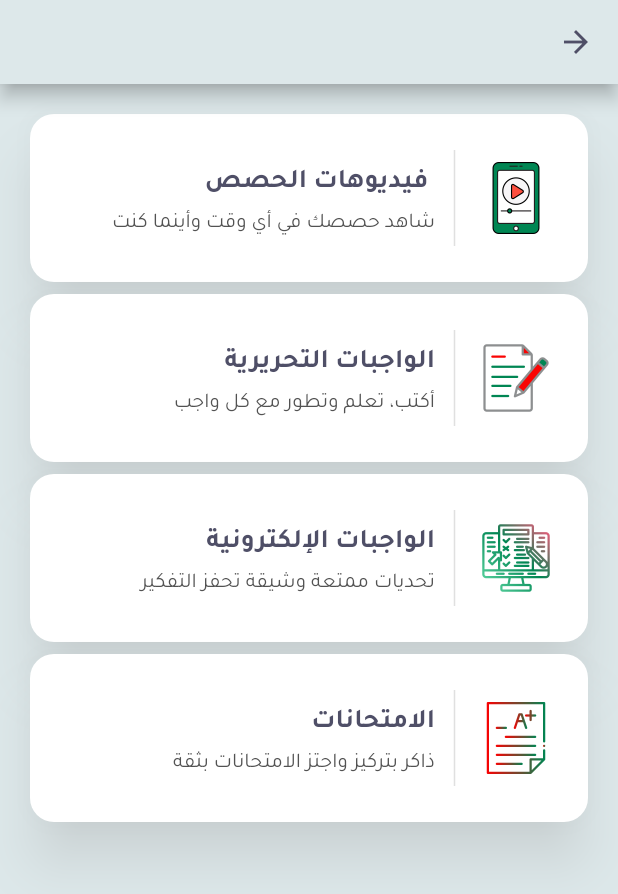
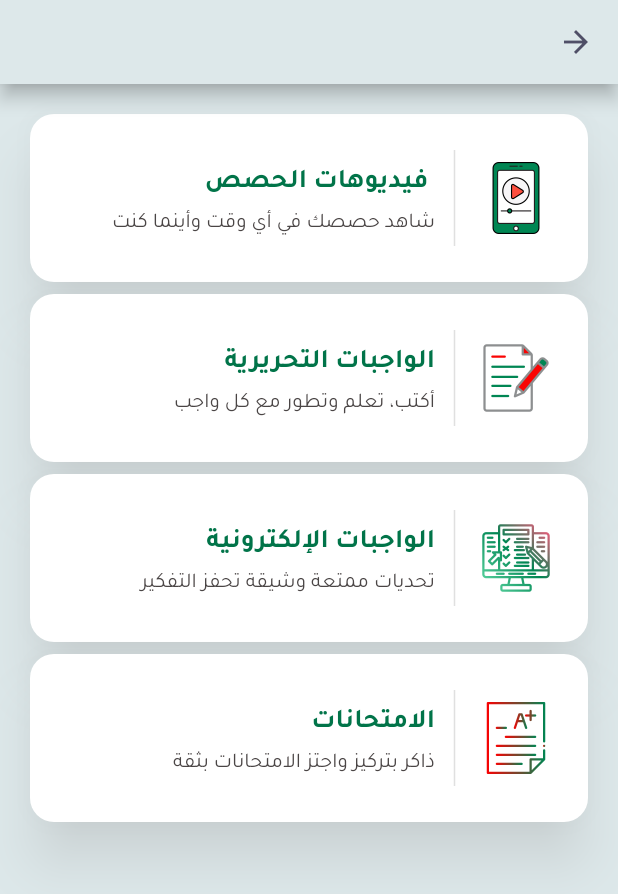
Before and after one commit to MohamedShaban977/sudanet_app_flutter, a Flutter app: the SubjectInfoScreen screen opened directly with empty values, on a phone screen of 412 x 824 dp. Shown: the top 894 px of the screen. Run offline on Flutter 3.47's test engine with Material 3 defaults, Android fonts, the phone set to English and light mode, and no system bars; our stand-ins replace bloc, dartz, device_info_plus, device_preview, dio, equatable and 13 more; missing offline and left inert: flutter_cached_pdfview, flutter_downloader; accounts and stored records are empty; network calls fail.

Commit message:
handle Color subject_info  and  handle empty screen

```diff
--- a/lib/features/subject_info/screens/subject_info_screen.dart
+++ b/lib/features/subject_info/screens/subject_info_screen.dart
@@ -144,7 +144,7 @@ class CardButtonWidget extends StatelessWidget {
                       Text(
                         title,
                         style: TextStyle(
-                            color: ColorManager.textGray,
+                            color: ColorManager.primary,
                             fontSize: 18,
                             fontWeight: FontWeight.bold),
                       ),
@@ -154,7 +154,7 @@ class CardButtonWidget extends StatelessWidget {
                           description,
                           overflow: TextOverflow.visible,
                           style: TextStyle(
-                              color: ColorManager.darkGrey,
+                              color: ColorManager.textGray2,
                               fontSize: 14,
                               fontWeight: FontWeight.w400),
                         ),
```
Also changed, not shown: lib/features/exams/presentation/pages/exams_screen.dart (+5 -2 lines), lib/features/homworks/presentation/pages/homeworks_screen.dart (+5 -2 lines), lib/features/homworks/presentation/pages/written_homework_screen.dart (+5 -2 lines).
